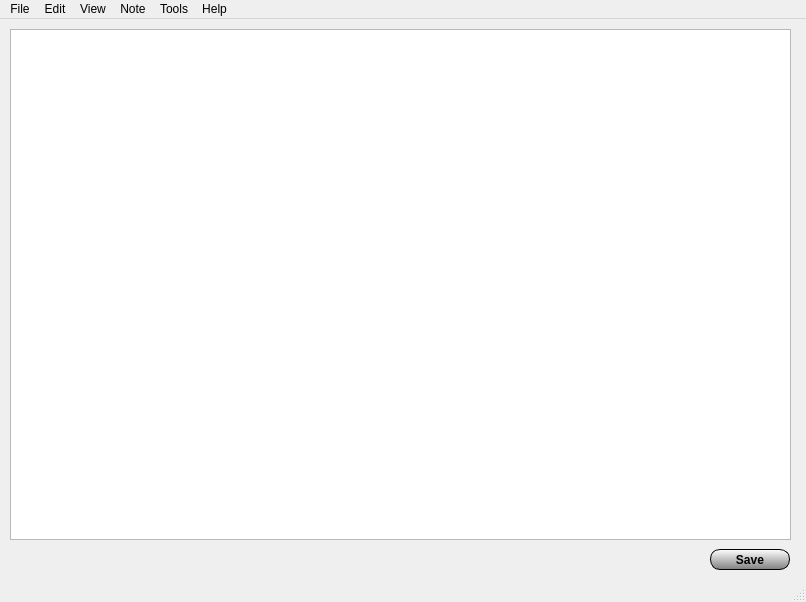
First picture: the form in notepad.ui, repository razashahid107/NOTEPAD-QT, before the edit.
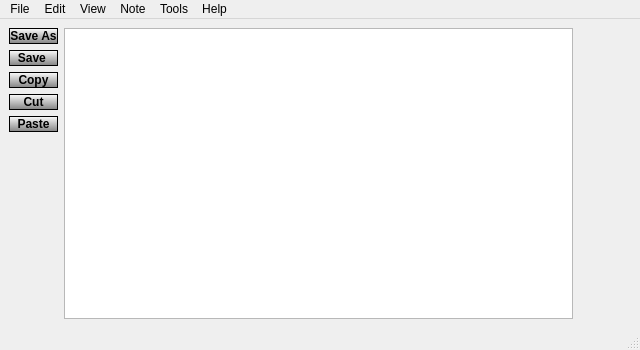
Second picture: the form after the edit. Icons and pictures are not drawn.

Commit message: added basic buttons for save, cut, copy, paste

Patch:
```diff
--- a/notepad.ui
+++ b/notepad.ui
@@ -6,64 +6,180 @@
    <rect>
     <x>0</x>
     <y>0</y>
-    <width>806</width>
-    <height>602</height>
+    <width>640</width>
+    <height>350</height>
    </rect>
   </property>
+  <property name="maximumSize">
+   <size>
+    <width>1000</width>
+    <height>1000</height>
+   </size>
+  </property>
   <property name="windowTitle">
    <string>MainWindow</string>
   </property>
   <widget class="QWidget" name="centralwidget">
-   <widget class="QTextEdit" name="textEdit_notes">
-    <property name="geometry">
-     <rect>
-      <x>10</x>
-      <y>10</y>
-      <width>781</width>
-      <height>511</height>
-     </rect>
-    </property>
-    <property name="styleSheet">
-     <string notr="true">color: black;
+   <layout class="QGridLayout" name="gridLayout">
+    <item row="0" column="0">
+     <widget class="QPushButton" name="save_pushbutton">
+      <property name="maximumSize">
+       <size>
+        <width>70</width>
+        <height>70</height>
+       </size>
+      </property>
+      <property name="styleSheet">
+       <string notr="true">color: black;
+font: bold;
+background-color: qlineargradient(x1: 0, y1: 0, x2: 0, y2: 1, stop: 0 white, stop: 1 grey);
+border-style: solid;
+border-color: black;
+border-width: 1px;
+border-radius: 10px;</string>
+      </property>
+      <property name="text">
+       <string>Save As</string>
+      </property>
+     </widget>
+    </item>
+    <item row="0" column="1" rowspan="6">
+     <widget class="QTextEdit" name="textEdit_notes">
+      <property name="styleSheet">
+       <string notr="true">color: black;
 background-image: url(:/new/prefix1/Resources_Images/White_Background.jpg);</string>
-    </property>
-    <property name="html">
-     <string>&lt;!DOCTYPE HTML PUBLIC &quot;-//W3C//DTD HTML 4.0//EN&quot; &quot;http://www.w3.org/TR/REC-html40/strict.dtd&quot;&gt;
+      </property>
+      <property name="html">
+       <string>&lt;!DOCTYPE HTML PUBLIC &quot;-//W3C//DTD HTML 4.0//EN&quot; &quot;http://www.w3.org/TR/REC-html40/strict.dtd&quot;&gt;
 &lt;html&gt;&lt;head&gt;&lt;meta name=&quot;qrichtext&quot; content=&quot;1&quot; /&gt;&lt;style type=&quot;text/css&quot;&gt;
 p, li { white-space: pre-wrap; }
 &lt;/style&gt;&lt;/head&gt;&lt;body style=&quot; font-family:'MS Shell Dlg 2'; font-size:8.25pt; font-weight:400; font-style:normal;&quot;&gt;
 &lt;p style=&quot;-qt-paragraph-type:empty; margin-top:0px; margin-bottom:0px; margin-left:0px; margin-right:0px; -qt-block-indent:0; text-indent:0px;&quot;&gt;&lt;br /&gt;&lt;/p&gt;&lt;/body&gt;&lt;/html&gt;</string>
-    </property>
-   </widget>
-   <widget class="QPushButton" name="save_pushbutton">
-    <property name="geometry">
-     <rect>
-      <x>710</x>
-      <y>530</y>
-      <width>80</width>
-      <height>21</height>
-     </rect>
-    </property>
-    <property name="styleSheet">
-     <string notr="true">color: black;
+      </property>
+     </widget>
+    </item>
+    <item row="0" column="2" rowspan="6">
+     <spacer name="verticalSpacer_2">
+      <property name="orientation">
+       <enum>Qt::Vertical</enum>
+      </property>
+      <property name="sizeHint" stdset="0">
+       <size>
+        <width>58</width>
+        <height>287</height>
+       </size>
+      </property>
+     </spacer>
+    </item>
+    <item row="1" column="0">
+     <widget class="QPushButton" name="save_pushbutton_2">
+      <property name="maximumSize">
+       <size>
+        <width>70</width>
+        <height>70</height>
+       </size>
+      </property>
+      <property name="styleSheet">
+       <string notr="true">color: black;
 font: bold;
 background-color: qlineargradient(x1: 0, y1: 0, x2: 0, y2: 1, stop: 0 white, stop: 1 grey);
 border-style: solid;
 border-color: black;
 border-width: 1px;
 border-radius: 10px;</string>
-    </property>
-    <property name="text">
-     <string>Save</string>
-    </property>
-   </widget>
+      </property>
+      <property name="text">
+       <string>Save </string>
+      </property>
+     </widget>
+    </item>
+    <item row="2" column="0">
+     <widget class="QPushButton" name="Copy_push_button">
+      <property name="maximumSize">
+       <size>
+        <width>70</width>
+        <height>70</height>
+       </size>
+      </property>
+      <property name="styleSheet">
+       <string notr="true">color: black;
+font: bold;
+background-color: qlineargradient(x1: 0, y1: 0, x2: 0, y2: 1, stop: 0 white, stop: 1 grey);
+border-style: solid;
+border-color: black;
+border-width: 1px;
+border-radius: 10px;</string>
+      </property>
+      <property name="text">
+       <string>Copy</string>
+      </property>
+     </widget>
+    </item>
+    <item row="3" column="0">
+     <widget class="QPushButton" name="Cut_Push_Button">
+      <property name="maximumSize">
+       <size>
+        <width>70</width>
+        <height>70</height>
+       </size>
+      </property>
+      <property name="styleSheet">
+       <string notr="true">color: black;
+font: bold;
+background-color: qlineargradient(x1: 0, y1: 0, x2: 0, y2: 1, stop: 0 white, stop: 1 grey);
+border-style: solid;
+border-color: black;
+border-width: 1px;
+border-radius: 10px;</string>
+      </property>
+      <property name="text">
+       <string>Cut</string>
+      </property>
+     </widget>
+    </item>
+    <item row="4" column="0">
+     <widget class="QPushButton" name="Paste_Push_Button">
+      <property name="maximumSize">
+       <size>
+        <width>70</width>
+        <height>70</height>
+       </size>
+      </property>
+      <property name="styleSheet">
+       <string notr="true">color: black;
+font: bold;
+background-color: qlineargradient(x1: 0, y1: 0, x2: 0, y2: 1, stop: 0 white, stop: 1 grey);
+border-style: solid;
+border-color: black;
+border-width: 1px;
+border-radius: 10px;</string>
+      </property>
+      <property name="text">
+       <string>Paste</string>
+      </property>
+     </widget>
+    </item>
+    <item row="5" column="0">
+     <spacer name="verticalSpacer">
+      <property name="orientation">
+       <enum>Qt::Vertical</enum>
+      </property>
+      <property name="sizeHint" stdset="0">
+       <size>
+        <width>20</width>
+        <height>182</height>
+       </size>
+      </property>
+     </spacer>
+    </item>
+   </layout>
   </widget>
   <widget class="QMenuBar" name="menubar">
    <property name="geometry">
     <rect>
      <x>0</x>
      <y>0</y>
-     <width>806</width>
+     <width>640</width>
      <height>20</height>
     </rect>
    </property>
```
The commit also changes 7 other files.
